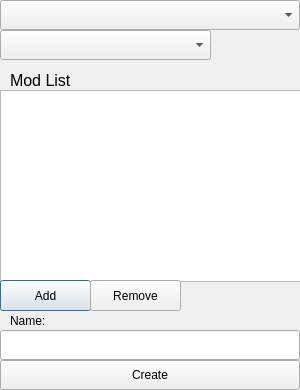
Qt form assets/ui/create_menu.ui (Makar-Ts/MGLauncher) before a commit.
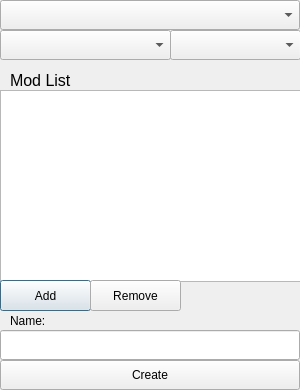
The same form after that commit.

Patch:
```diff
--- a/assets/ui/create_menu.ui
+++ b/assets/ui/create_menu.ui
@@ -28,7 +28,7 @@
     <rect>
      <x>0</x>
      <y>30</y>
-     <width>211</width>
+     <width>171</width>
      <height>30</height>
     </rect>
    </property>
@@ -124,6 +124,25 @@
     <string>Name:</string>
    </property>
   </widget>
+  <widget class="QComboBox" name="comboBox_avalableSubTypes">
+   <property name="enabled">
+    <bool>true</bool>
+   </property>
+   <property name="geometry">
+    <rect>
+     <x>170</x>
+     <y>30</y>
+     <width>131</width>
+     <height>30</height>
+    </rect>
+   </property>
+   <property name="baseSize">
+    <size>
+     <width>0</width>
+     <height>0</height>
+    </size>
+   </property>
+  </widget>
  </widget>
  <resources/>
  <connections/>
```
